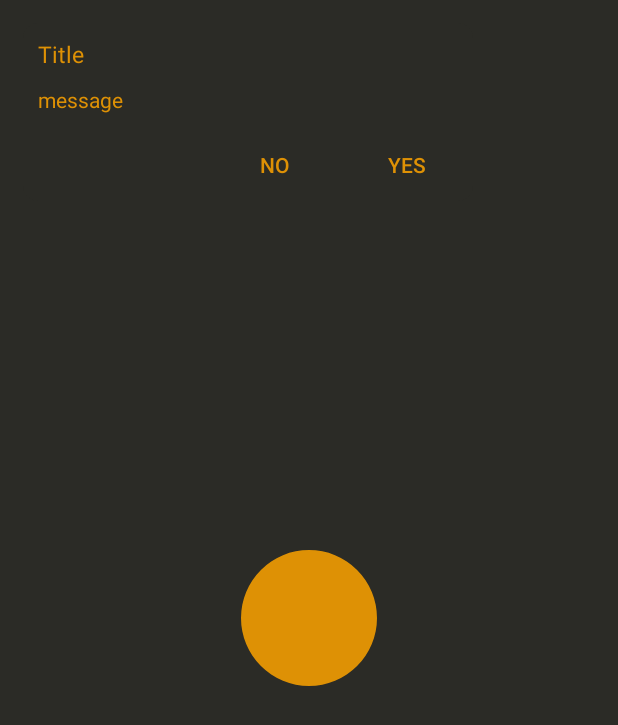
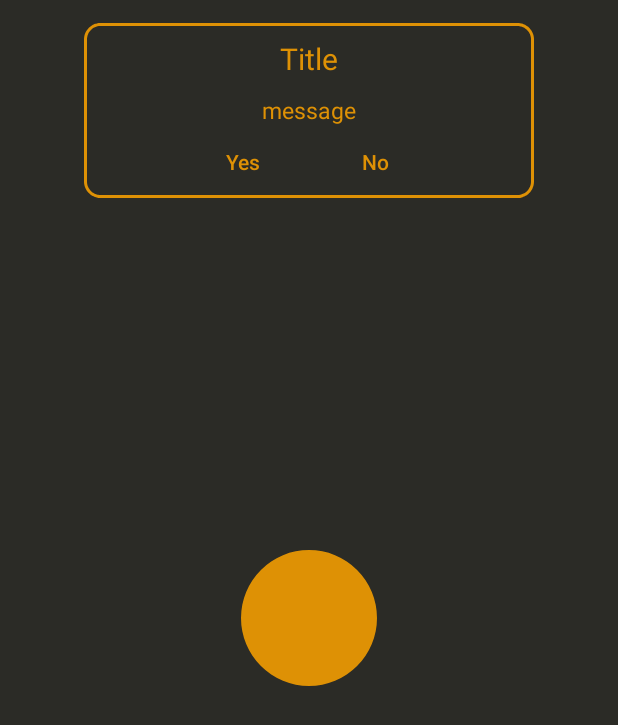
Before and after one commit to Onkar303/Android-FlashLight-App, an Android app: the layout alert_dialog_layout.xml on its own in the app's theme, with its tools: preview values and no code run, on a phone screen of 412 x 824 dp. Shown: the top 725 px of the screen. Run offline under Robolectric (Android 15) with nearby library versions, the phone set to English and light mode, and no system bars.

Commit message:
minor changes in alert dialog happy coding bro :)

```diff
--- a/app/src/main/java/project/july2019/androidflashlight/MainActivity.java
+++ b/app/src/main/java/project/july2019/androidflashlight/MainActivity.java
@@ -242,7 +242,7 @@ public class MainActivity extends AppCompatActivity implements  NavigationView.O
                 return true;
 
             case R.id.exit:
-                CommonUtils.exitAlertPopUp(this,"Do you want to exit?","");
+                CommonUtils.exitAlertPopUp(this,"ALERT!!","Do you really want to exit?");
                 closeDrawer();
                 return true;
 
--- a/app/src/main/java/project/july2019/androidflashlight/Utils/CommonUtils.java
+++ b/app/src/main/java/project/july2019/androidflashlight/Utils/CommonUtils.java
@@ -80,9 +80,10 @@ public class CommonUtils {
         title_text.setText(title);
         builder.setView(v);
         final AlertDialog alertDialog=builder.create();
+        alertDialog.show();
         alertDialog.getWindow().setWindowAnimations(R.style.AppTheme);
+        alertDialog.getWindow().setLayout(700,350);
         alertDialog.getWindow().setBackgroundDrawable(context.getResources().getDrawable(R.drawable.aler_dialog_background));
-        alertDialog.show();
 
         button_yes.setOnClickListener(new View.OnClickListener() {
             @Override
--- a/app/src/main/res/drawable/aler_dialog_background.xml
+++ b/app/src/main/res/drawable/aler_dialog_background.xml
@@ -5,6 +5,9 @@
         <shape android:shape="rectangle">
             <solid android:color="@color/dark_color"/>
             <corners android:radius="10dp"/>
+            <stroke android:color="@color/colorAccent"
+                android:dashWidth="1dp"
+                android:width="2dp"/>
         </shape>
     </item>
 </selector>
--- a/app/src/main/res/layout/alert_dialog_layout.xml
+++ b/app/src/main/res/layout/alert_dialog_layout.xml
@@ -1,19 +1,21 @@
 <?xml version="1.0" encoding="utf-8"?>
 <RelativeLayout
-    xmlns:android="http://schemas.android.com/apk/res/android" android:layout_width="300dp"
+    xmlns:android="http://schemas.android.com/apk/res/android"
+    android:layout_width="300dp"
     android:layout_height="wrap_content"
     android:layout_margin="15dp"
-    android:background="@drawable/aler_dialog_background">
+    android:background="@drawable/aler_dialog_background"
+    android:layout_gravity="center_horizontal">
 
     <TextView
-        android:layout_width="wrap_content"
+        android:layout_width="match_parent"
         android:layout_height="wrap_content"
         android:id="@+id/title"
-        android:textSize="15dp"
+        android:textSize="20sp"
         android:text="Title"
+        android:gravity="center"
         android:textColor="@color/colorAccent"
         android:layout_margin="10dp"
-
         />
 
     <TextView
@@ -21,32 +23,49 @@
         android:layout_height="wrap_content"
         android:layout_marginLeft="10dp"
         android:layout_marginRight="10dp"
-        android:layout_marginBottom="10dp"
+
         android:id="@+id/message"
         android:text="message"
+        android:gravity="center"
+        android:textSize="15sp"
         android:textColor="@color/colorAccent"
-        android:layout_below="@+id/title"/>
+        android:layout_below="@+id/title"
+        android:layout_centerHorizontal="true"/>
+
+    <LinearLayout
+        android:layout_width="wrap_content"
+        android:layout_height="wrap_content"
+        android:orientation="horizontal"
+        android:layout_below="@+id/message"
+        android:layout_centerHorizontal="true">
+
+        <Button
+            android:layout_width="wrap_content"
+            android:layout_height="wrap_content"
+            android:layout_alignParentEnd="true"
+            android:text="Yes"
+            android:textColor="@color/colorAccent"
+            android:background="@android:color/transparent"
+            android:id="@+id/button_yes"
+            android:textAllCaps="false"
+            android:padding="-3dp"/>
 
 
         <Button
             android:layout_width="wrap_content"
             android:layout_height="wrap_content"
-        android:layout_alignParentEnd="true"
-        android:layout_below="@id/message"
-        android:text="Yes"
-        android:textColor="@color/colorAccent"
-        android:background="@android:color/transparent"
-        android:id="@+id/button_yes"/>
-
-
-    <Button
-        android:layout_width="wrap_content"
-        android:layout_height="wrap_content"
-        android:layout_toLeftOf="@+id/button_yes"
             android:layout_below="@+id/message"
             android:id="@+id/button_no"
             android:background="@android:color/transparent"
             android:text="No"
+            android:textAllCaps="false"
+            android:padding="-3dp"
             android:textColor="@color/colorAccent"/>
 
+
+    </LinearLayout>
+
+
+
+
 </RelativeLayout>
```
Lines whose indentation alone changed are shown as unchanged.
